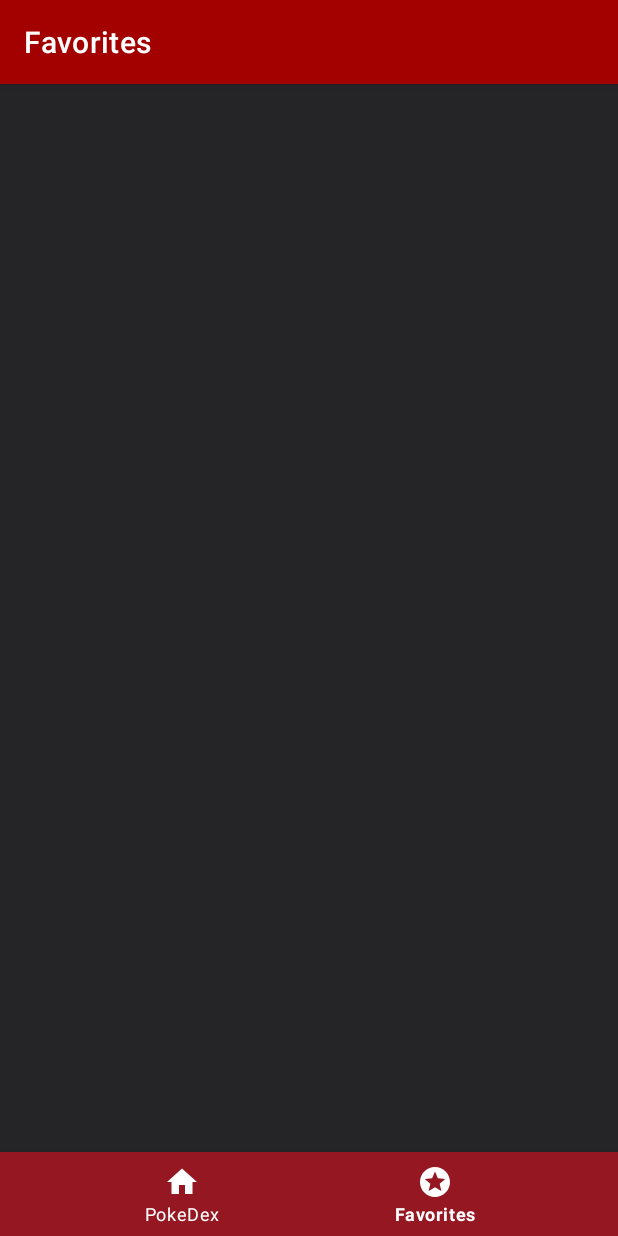
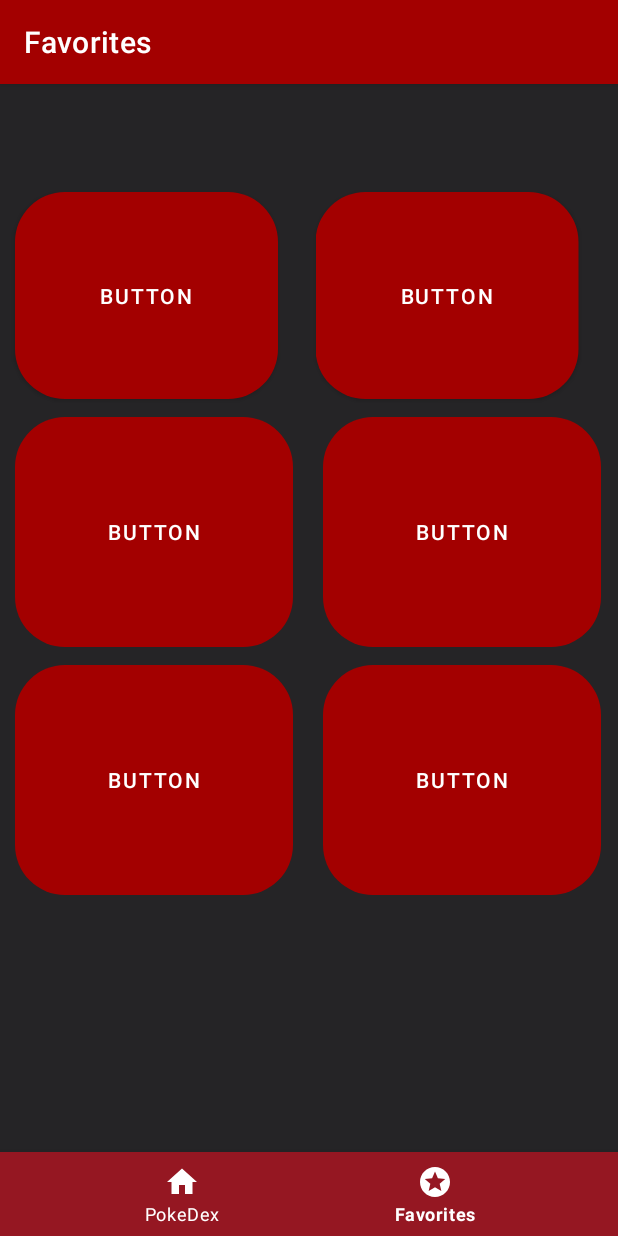
Before and after one commit to NAkbulut/IKPMD, an Android app: the DashboardFragment screen opened through its navigation route, on a phone screen of 412 x 824 dp. Run offline under Robolectric (Android 15) with nearby library versions, the phone set to English and light mode, and no system bars; our stand-ins replace navigation-ui.

Commit message:
Standard Commit

```diff
--- a/app/src/main/res/layout/fragment_favorites.xml
+++ b/app/src/main/res/layout/fragment_favorites.xml
@@ -4,4 +4,82 @@
     xmlns:tools="http://schemas.android.com/tools"
     android:layout_width="match_parent"
     android:layout_height="match_parent"
-    tools:context=".ui.dashboard.DashboardFragment"/>
+    tools:context=".ui.dashboard.DashboardFragment">
+
+    <androidx.gridlayout.widget.GridLayout
+        android:layout_width="match_parent"
+        android:layout_height="match_parent"
+        app:columnCount="2"
+        app:layout_constraintBottom_toBottomOf="parent"
+        app:layout_constraintEnd_toEndOf="parent"
+        app:layout_constraintStart_toStartOf="parent"
+        app:layout_constraintTop_toTopOf="parent">
+
+        <Button
+            android:id="@+id/button1"
+            android:layout_width="175dp"
+            android:layout_height="150dp"
+            android:text="Button"
+            android:translationX="10dp"
+            android:translationY="10dp"
+            app:cornerRadius="50px"
+            app:layout_column="0"
+            app:layout_row="0" />
+
+        <Button
+            android:id="@+id/button2"
+            android:layout_width="175dp"
+            android:layout_height="150dp"
+            android:text="Button"
+            android:translationX="25dp"
+            android:translationY="10dp"
+            app:cornerRadius="50px"
+            app:layout_column="1"
+            app:layout_row="0" />
+
+        <Button
+            android:id="@+id/button3"
+            android:layout_width="185dp"
+            android:layout_height="165dp"
+            android:text="Button"
+            android:translationX="10dp"
+            android:translationY="10dp"
+            app:cornerRadius="50px"
+            app:layout_column="0"
+            app:layout_row="1" />
+
+        <Button
+            android:id="@+id/button4"
+            android:layout_width="185dp"
+            android:layout_height="165dp"
+            android:text="Button"
+            android:translationX="30dp"
+            android:translationY="10dp"
+            app:cornerRadius="50px"
+            app:layout_column="1"
+            app:layout_row="1" />
+
+        <Button
+            android:id="@+id/button5"
+            android:layout_width="185dp"
+            android:layout_height="165dp"
+            android:text="Button"
+            android:translationX="10dp"
+            android:translationY="10dp"
+            app:cornerRadius="50px"
+            app:layout_column="0"
+            app:layout_row="2" />
+
+        <Button
+            android:id="@+id/button6"
+            android:layout_width="185dp"
+            android:layout_height="165dp"
+            android:text="Button"
+            android:translationX="30dp"
+            android:translationY="10dp"
+            app:cornerRadius="50px"
+            app:layout_column="1"
+            app:layout_row="2" />
+
+    </androidx.gridlayout.widget.GridLayout>
+</androidx.constraintlayout.widget.ConstraintLayout>
```
